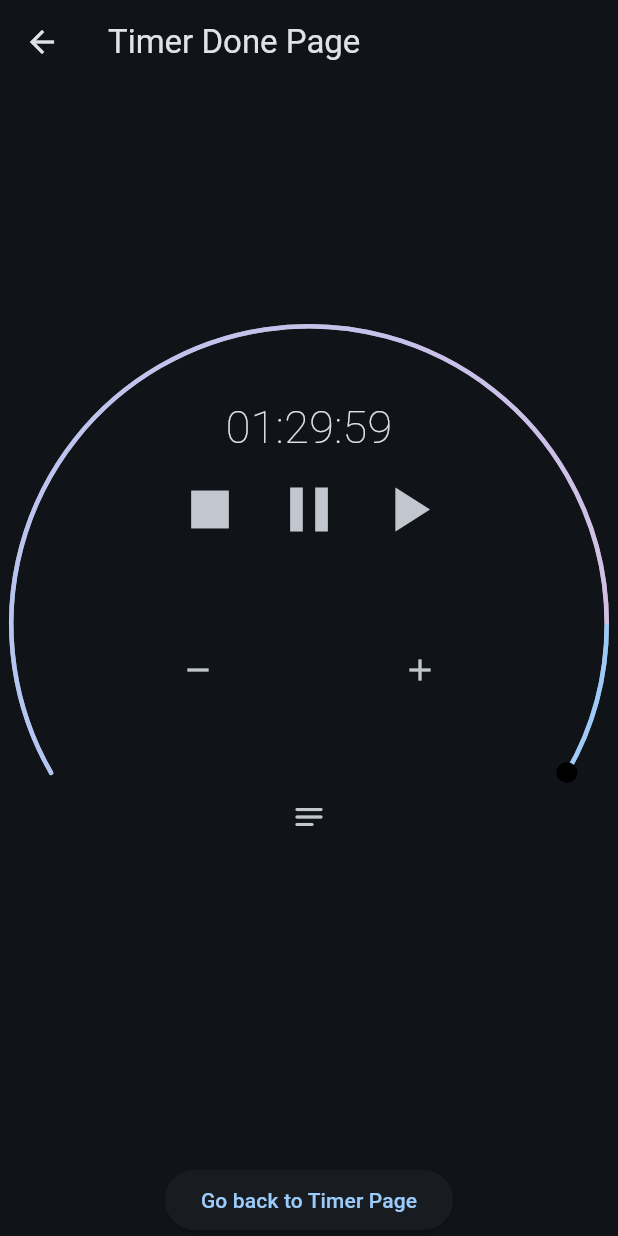
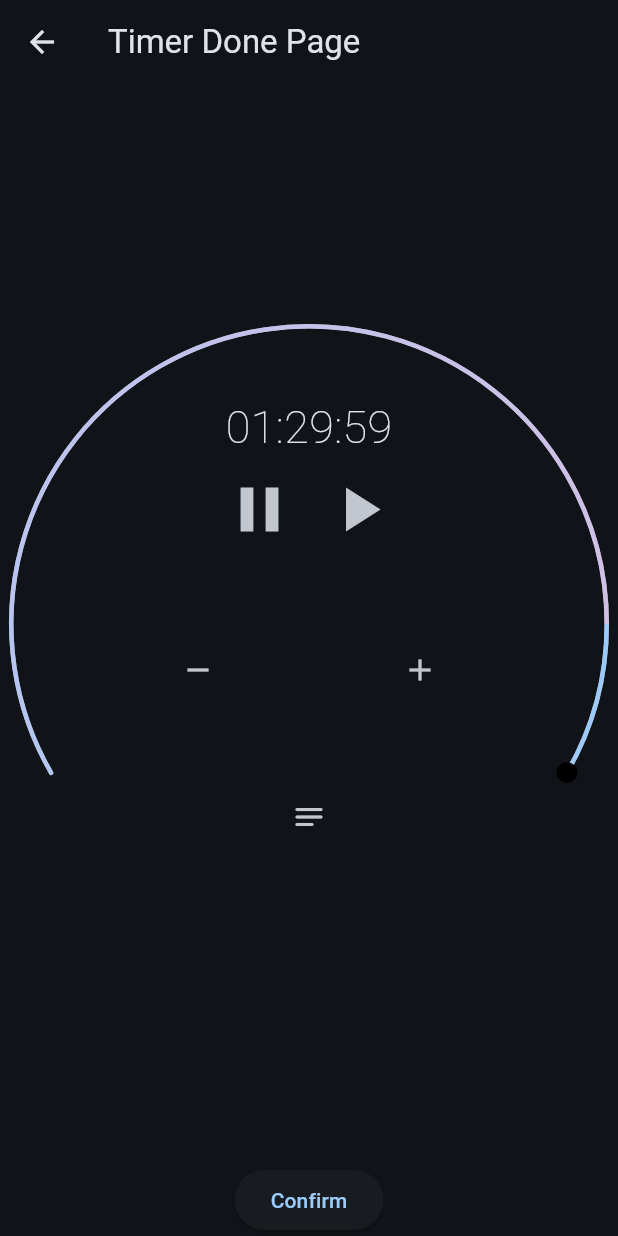
Before and after one commit to conor2405/Deep-Work-App-, a Flutter app: the TimerDonePage screen opened by its route, after a tap on the "play arrow" icon, on a phone screen of 412 x 824 dp. Run offline on Flutter 3.47's test engine with Material 3 defaults, Android fonts, the phone set to English and light mode, and no system bars; drawn by our look-alikes of sleek_circular_slider; our stand-ins replace bloc, cloud_firestore, equatable, firebase_analytics, firebase_auth, firebase_core and 7 more; missing offline and left inert: dio_cache_interceptor_hive_store, firebase_ui_auth, flutter_map_cache; accounts and stored records are empty; statements that could not run were skipped.

Commit message:
set disconnest from the live db. added paused feature to the timer. will change the stop feature to only show after the timer is paused.

```diff
--- a/lib/bloc/liveUsers/live_users_bloc.dart
+++ b/lib/bloc/liveUsers/live_users_bloc.dart
@@ -4,6 +4,7 @@ import 'package:bloc/bloc.dart';
 import 'package:cloud_firestore/cloud_firestore.dart';
 import 'package:deep_work/models/live_users.dart';
 import 'package:deep_work/repo/firestore_repo.dart';
+import 'package:deep_work/repo/realtime_db_repo.dart';
 
 import 'package:meta/meta.dart';
 
@@ -38,6 +39,8 @@ class LiveUsersBloc extends Bloc<LiveUsersEvent, LiveUsersState> {
     on<LiveUsersInit>((event, emit) async {
       emit(LiveUsersLoading());
       _listenToLiveUsers();
+      RealtimeDBRepo realtimeDBRepo = RealtimeDBRepo();
+      realtimeDBRepo.setDisconnect();
     });
   }
 
--- a/lib/bloc/timer/timer_state.dart
+++ b/lib/bloc/timer/timer_state.dart
@@ -25,8 +25,12 @@ final class TimerRunning extends TimerState {
   List<Object> get props => [timeModel, identityHashCode(this)];
 }
 
+final class TimerPaused extends TimerRunning {
+  final TimerStats timeModel;
+
+  TimerPaused(this.timeModel) : super(timeModel);
+}
+
 final class TimerDone extends TimerRunning {
-  // leaving this here for future use to
-  // show a completion screen
   TimerDone(TimerStats timeModel) : super(timeModel);
 }
--- a/lib/timer_done_page.dart
+++ b/lib/timer_done_page.dart
@@ -36,7 +36,7 @@ class _TimerDonePageState extends State<TimerDonePage> {
                   BlocProvider.of<LeaderboardBloc>(context)
                       .add(LeaderboardRefresh());
                 },
-                child: Text('Go back to Timer Page'),
+                child: Text('Confirm'),
               ),
             ],
           ),
--- a/lib/widgets/central_timer.dart
+++ b/lib/widgets/central_timer.dart
@@ -162,7 +162,8 @@ class _CentralTimerState extends State<CentralTimer> {
                     Row(
                       mainAxisAlignment: MainAxisAlignment.center,
                       children: [
-                        IconButton(
+                        state is TimerPaused
+                            ? IconButton(
                                 onPressed: () {
                                   BlocProvider.of<TimerBloc>(context)
                                       .add(TimerStop());
@@ -170,7 +171,8 @@ class _CentralTimerState extends State<CentralTimer> {
                                 icon: Icon(
                                   Icons.stop,
                                   size: 50,
-                            )),
+                                ))
+                            : Container(),
                         IconButton(
                             onPressed: () {
                               BlocProvider.of<TimerBloc>(context)
@@ -263,57 +265,59 @@ but there is no happiness without action.''',
               );
             },
           );
-        } else if (state is TimerDone) {
-          return SleekCircularSlider(
-            appearance: CircularSliderAppearance(
-              infoProperties: InfoProperties(
-                mainLabelStyle: TextStyle(
-                    color: Colors.black,
-                    fontSize: 24,
-                    fontWeight: FontWeight.w700),
-                topLabelText: 'Time Remaining',
-              ),
-              customWidths: CustomSliderWidths(
-                  progressBarWidth: 3,
-                  trackWidth: 3,
-                  shadowWidth: 1,
-                  handlerSize: 7),
-              customColors: CustomSliderColors(
-                progressBarColors: [
-                  Theme.of(context).colorScheme.primary,
-                  Theme.of(context).colorScheme.tertiary
-                ],
-                trackColor: Colors.grey,
-                shadowColor: Colors.black,
-                shadowMaxOpacity: 0.05,
-                shadowStep: 10,
-                dotColor: Colors.black,
-                hideShadow: false,
-                gradientStartAngle: 0,
-                gradientEndAngle: 180,
-              ),
-              animDurationMultiplier: 0.5,
-            ),
-            min: 0,
-            max: state.timeModel.targetTime.seconds.toDouble(),
-            initialValue: state.timeModel.timeLeft.seconds.toDouble(),
-            innerWidget: (double percentage) {
-              int _percentage_int = percentage.toInt();
-              int hours = (_percentage_int / 60).floor();
-              int minutes = (_percentage_int % 60);
-              return Center(
-                child: Column(
-                  mainAxisAlignment: MainAxisAlignment.center,
-                  children: [
-                    Text(state.timeModel.timeLeft.timeString,
-                        style: TextStyle(
-                            fontSize: 30, fontWeight: FontWeight.w200)),
-                  ],
-                ),
-              );
-            },
-          );
-        } else {
+        }
+        // } else if (state is TimerDone) {
+        //   return SleekCircularSlider(
+        //     appearance: CircularSliderAppearance(
+        //       infoProperties: InfoProperties(
+        //         mainLabelStyle: TextStyle(
+        //             color: Colors.black,
+        //             fontSize: 24,
+        //             fontWeight: FontWeight.w700),
+        //         topLabelText: 'Time Remaining',
+        //       ),
+        //       customWidths: CustomSliderWidths(
+        //           progressBarWidth: 3,
+        //           trackWidth: 3,
+        //           shadowWidth: 1,
+        //           handlerSize: 7),
+        //       customColors: CustomSliderColors(
+        //         progressBarColors: [
+        //           Theme.of(context).colorScheme.primary,
+        //           Theme.of(context).colorScheme.tertiary
+        //         ],
+        //         trackColor: Colors.grey,
+        //         shadowColor: Colors.black,
+        //         shadowMaxOpacity: 0.05,
+        //         shadowStep: 10,
+        //         dotColor: Colors.black,
+        //         hideShadow: false,
+        //         gradientStartAngle: 0,
+        //         gradientEndAngle: 180,
+        //       ),
+        //       animDurationMultiplier: 0.5,
+        //     ),
+        //     min: 0,
+        //     max: state.timeModel.targetTime.seconds.toDouble(),
+        //     initialValue: state.timeModel.timeLeft.seconds.toDouble(),
+        //     innerWidget: (double percentage) {
+        //       int _percentage_int = percentage.toInt();
+        //       int hours = (_percentage_int / 60).floor();
+        //       int minutes = (_percentage_int % 60);
+        //       return Center(
+        //         child: Column(
+        //           mainAxisAlignment: MainAxisAlignment.center,
+        //           children: [
+        //             Text(state.timeModel.timeLeft.timeString,
+        //                 style: TextStyle(
+        //                     fontSize: 30, fontWeight: FontWeight.w200)),
+        //           ],
+        //         ),
+        //       );
+        //     },
+        //   );
+        // }
+        else {
           return Center(child: Text('error loading timer'));
         }
       },
--- a/pubspec.yaml
+++ b/pubspec.yaml
@@ -52,6 +52,7 @@ dependencies:
   url_launcher: ^6.2.6
   flutter_map_cache: ^1.5.0
   dio_cache_interceptor_hive_store: ^3.2.2
+  firebase_database: ^10.4.9
 
 dev_dependencies:
   flutter_test:
```
Also changed, not shown: lib/bloc/timer/timer_bloc.dart (+6 -1 lines), lib/repo/realtime_db_repo.dart (added, +29 -0 lines), pubspec.lock, 5 other files. Lines whose indentation alone changed are shown as unchanged.
